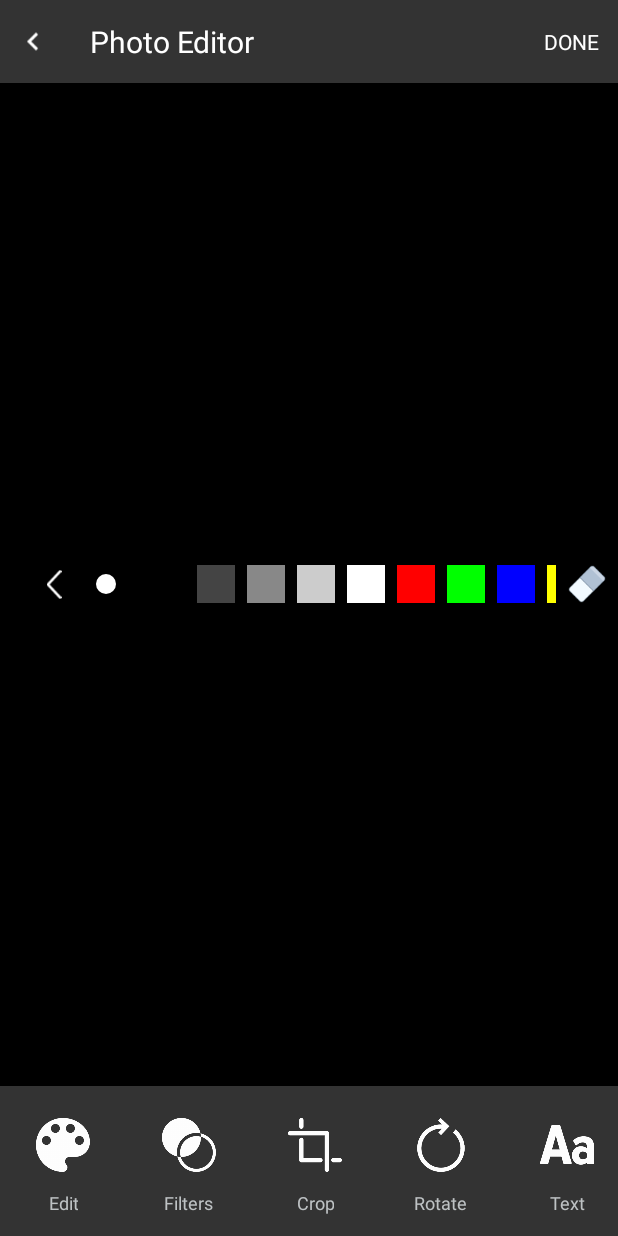
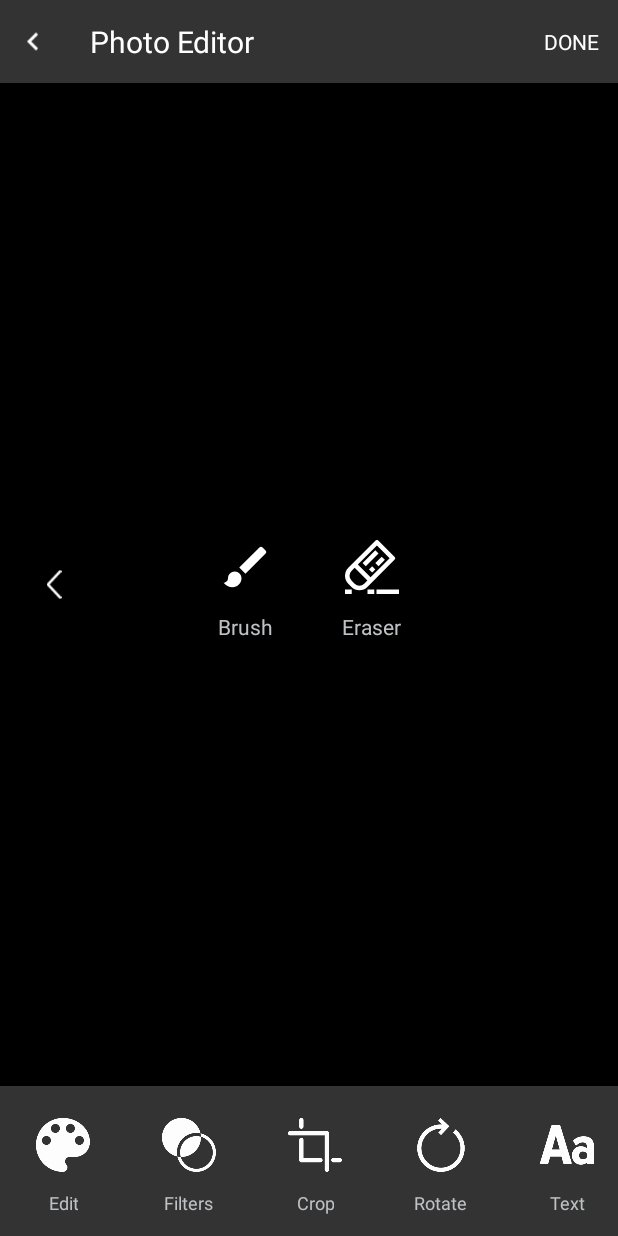
Before and after one commit to iamutkarshtiwari/Ananas, an Android app: the fragment PaintFragment placed in its activity, on a phone screen of 412 x 824 dp. Run offline under Robolectric (Android 15) with nearby library versions, the phone set to English and light mode, and no system bars; our stand-ins replace RxJava; libraries missing offline, so code that uses them is left out: com.theartofdev.edmodo; plain views replace CropImageView; 1 statement that could not run was skipped.

Commit message:
Brush config added

```diff
--- a/ananas/build.gradle
+++ b/ananas/build.gradle
@@ -43,6 +43,7 @@ dependencies {
     implementation "com.github.bumptech.glide:glide:${glide_version}"
     kapt "com.github.bumptech.glide:compiler:${glide_version}"
     implementation "androidx.core:core-ktx:${core_ktx_version}"
+    implementation "com.android.support.constraint:constraint-layout:${constraint_layout_version}"
 }
 repositories {
     mavenCentral()
--- a/ananas/src/main/java/iamutkarshtiwari/github/io/ananas/editimage/EditImageActivity.java
+++ b/ananas/src/main/java/iamutkarshtiwari/github/io/ananas/editimage/EditImageActivity.java
@@ -35,7 +35,7 @@ import iamutkarshtiwari.github.io.ananas.editimage.fragment.BeautyFragment;
 import iamutkarshtiwari.github.io.ananas.editimage.fragment.BrightnessFragment;
 import iamutkarshtiwari.github.io.ananas.editimage.fragment.FilterListFragment;
 import iamutkarshtiwari.github.io.ananas.editimage.fragment.MainMenuFragment;
-import iamutkarshtiwari.github.io.ananas.editimage.fragment.PaintFragment;
+import iamutkarshtiwari.github.io.ananas.editimage.fragment.paint.PaintFragment;
 import iamutkarshtiwari.github.io.ananas.editimage.fragment.RotateFragment;
 import iamutkarshtiwari.github.io.ananas.editimage.fragment.SaturationFragment;
 import iamutkarshtiwari.github.io.ananas.editimage.fragment.StickerFragment;
--- a/ananas/src/main/java/iamutkarshtiwari/github/io/ananas/editimage/adapter/ColorListAdapter.java
+++ /dev/null
@@ -1,81 +0,0 @@
-package iamutkarshtiwari.github.io.ananas.editimage.adapter;
-
-import android.view.LayoutInflater;
-import android.view.View;
-import android.view.ViewGroup;
-
-import androidx.annotation.NonNull;
-import androidx.recyclerview.widget.RecyclerView;
-import androidx.recyclerview.widget.RecyclerView.ViewHolder;
-import iamutkarshtiwari.github.io.ananas.R;
-import iamutkarshtiwari.github.io.ananas.editimage.adapter.viewholders.ColorViewHolder;
-import iamutkarshtiwari.github.io.ananas.editimage.adapter.viewholders.MoreViewHolder;
-import iamutkarshtiwari.github.io.ananas.editimage.interfaces.OnColorSelected;
-
-public class ColorListAdapter extends RecyclerView.Adapter<ViewHolder> {
-    private static final int TYPE_COLOR = 1;
-    private static final int TYPE_MORE = 2;
-
-    private int[] colorsData;
-    private OnColorSelected actionCallback;
-
-    public ColorListAdapter(int[] colors, OnColorSelected action) {
-        super();
-        this.colorsData = colors;
-        this.actionCallback = action;
-    }
-
-    @NonNull
-    @Override
-    public ViewHolder onCreateViewHolder(@NonNull ViewGroup parent, int viewType) {
-        View view;
-        ViewHolder viewHolder;
-        if (viewType == TYPE_COLOR) {
-            view = LayoutInflater.from(parent.getContext()).inflate(
-                    R.layout.view_color_panel, parent, false);
-            viewHolder = new ColorViewHolder(view);
-        } else {
-            view = LayoutInflater.from(parent.getContext())
-                    .inflate(R.layout.view_color_more_panel, parent, false);
-            viewHolder = new MoreViewHolder(view);
-        }
-        return viewHolder;
-    }
-
-    @Override
-    public void onBindViewHolder(@NonNull ViewHolder holder, int position) {
-        int type = getItemViewType(position);
-        if (type == TYPE_COLOR) {
-            onBindColorViewHolder((ColorViewHolder) holder, position);
-        } else if (type == TYPE_MORE) {
-            onBindColorMoreViewHolder((MoreViewHolder) holder, position);
-        }
-    }
-
-    @Override
-    public int getItemCount() {
-        return colorsData.length + 1;
-    }
-
-    @Override
-    public int getItemViewType(int position) {
-        return colorsData.length == position ? TYPE_MORE : TYPE_COLOR;
-    }
-
-    private void onBindColorViewHolder(final ColorViewHolder holder, final int position) {
-        holder.colorPanelView.setBackgroundColor(colorsData[position]);
-        holder.colorPanelView.setOnClickListener(v -> {
-            if (actionCallback != null) {
-                actionCallback.onColorSelected(position, colorsData[position]);
-            }
-        });
-    }
-
-    private void onBindColorMoreViewHolder(final MoreViewHolder holder, final int position) {
-        holder.moreButton.setOnClickListener(v -> {
-            if (actionCallback != null) {
-                actionCallback.onMoreSelected(position);
-            }
-        });
-    }
-}
--- a/ananas/src/main/java/iamutkarshtiwari/github/io/ananas/editimage/fragment/MainMenuFragment.java
+++ b/ananas/src/main/java/iamutkarshtiwari/github/io/ananas/editimage/fragment/MainMenuFragment.java
@@ -8,6 +8,7 @@ import android.view.ViewGroup;
 import iamutkarshtiwari.github.io.ananas.R;
 import iamutkarshtiwari.github.io.ananas.editimage.ModuleConfig;
 import iamutkarshtiwari.github.io.ananas.editimage.fragment.crop.CropFragment;
+import iamutkarshtiwari.github.io.ananas.editimage.fragment.paint.PaintFragment;
 
 
 public class MainMenuFragment extends BaseEditFragment implements View.OnClickListener {
--- a/ananas/src/main/java/iamutkarshtiwari/github/io/ananas/editimage/fragment/PaintFragment.java
+++ b/ananas/src/main/java/iamutkarshtiwari/github/io/ananas/editimage/fragment/paint/PaintFragment.java
@@ -1,71 +1,55 @@
-package iamutkarshtiwari.github.io.ananas.editimage.fragment;
+package iamutkarshtiwari.github.io.ananas.editimage.fragment.paint;
 
 import android.app.Dialog;
 import android.graphics.Bitmap;
 import android.graphics.Canvas;
 import android.graphics.Color;
 import android.graphics.Matrix;
-import android.graphics.drawable.BitmapDrawable;
 import android.os.Bundle;
-import android.view.Gravity;
 import android.view.LayoutInflater;
 import android.view.View;
 import android.view.ViewGroup;
-import android.widget.Button;
-import android.widget.ImageView;
-import android.widget.PopupWindow;
-import android.widget.SeekBar;
+import android.widget.LinearLayout;
 
 import androidx.annotation.NonNull;
-import androidx.recyclerview.widget.LinearLayoutManager;
-import androidx.recyclerview.widget.RecyclerView;
+
 import iamutkarshtiwari.github.io.ananas.BaseActivity;
 import iamutkarshtiwari.github.io.ananas.R;
 import iamutkarshtiwari.github.io.ananas.editimage.EditImageActivity;
 import iamutkarshtiwari.github.io.ananas.editimage.ModuleConfig;
-import iamutkarshtiwari.github.io.ananas.editimage.adapter.ColorListAdapter;
-import iamutkarshtiwari.github.io.ananas.editimage.interfaces.OnColorSelected;
-import iamutkarshtiwari.github.io.ananas.editimage.ui.ColorPicker;
+import iamutkarshtiwari.github.io.ananas.editimage.fragment.BaseEditFragment;
+import iamutkarshtiwari.github.io.ananas.editimage.fragment.MainMenuFragment;
 import iamutkarshtiwari.github.io.ananas.editimage.utils.Matrix3;
 import iamutkarshtiwari.github.io.ananas.editimage.view.CustomPaintView;
-import iamutkarshtiwari.github.io.ananas.editimage.view.PaintModeView;
 import io.reactivex.Single;
 import io.reactivex.android.schedulers.AndroidSchedulers;
 import io.reactivex.disposables.CompositeDisposable;
 import io.reactivex.disposables.Disposable;
 import io.reactivex.schedulers.Schedulers;
 
-public class PaintFragment extends BaseEditFragment implements View.OnClickListener, OnColorSelected {
+public class PaintFragment extends BaseEditFragment implements View.OnClickListener, BrushConfigDialog.Properties {
+
     public static final int INDEX = ModuleConfig.INDEX_PAINT;
     public static final String TAG = PaintFragment.class.getName();
 
+    private static final float MAX_PERCENT = 100;
+    private static final float MAX_ALPHA = 255;
+
     private View mainView;
 
-    public final int[] paintColors = {
-            Color.BLACK,
-            Color.DKGRAY,
-            Color.GRAY,
-            Color.LTGRAY,
-            Color.WHITE,
-            Color.RED,
-            Color.GREEN,
-            Color.BLUE,
-            Color.YELLOW,
-            Color.CYAN,
-            Color.MAGENTA
-    };
-    public boolean isEraser = false;
+    private boolean isEraser = false;
 
     private View backToMenu;
-    private View popView;
-    private PaintModeView paintModeView;
-    private RecyclerView colorListView;
     private CustomPaintView customPaintView;
-    private PopupWindow setStrokeWidthWindow;
-    private ColorPicker colorPicker;
-    private ImageView eraserView;
-    private SeekBar strokeWidthSeekBar;
+    private LinearLayout eraserView;
+    private LinearLayout brushView;
+
+    private BrushConfigDialog brushConfigDialog;
     private Dialog loadingDialog;
+
+    private float brushSize = MAX_PERCENT;
+    private float brushAlpha = MAX_ALPHA;
+    private int brushColor = Color.WHITE;
 
     private CompositeDisposable compositeDisposable = new CompositeDisposable();
 
@@ -88,41 +72,39 @@ public class PaintFragment extends BaseEditFragment implements View.OnClickListe
                 false);
         customPaintView = ensureEditActivity().findViewById(R.id.custom_paint_view);
         backToMenu = mainView.findViewById(R.id.back_to_main);
-        paintModeView = mainView.findViewById(R.id.paint_thumb);
-        colorListView = mainView.findViewById(R.id.paint_color_list);
-        eraserView = mainView.findViewById(R.id.paint_eraser);
+        eraserView = mainView.findViewById(R.id.eraser_btn);
+        brushView = mainView.findViewById(R.id.brush_btn);
+
+        brushConfigDialog = new BrushConfigDialog();
+
+        brushConfigDialog.setPropertiesChangeListener(this);
 
         backToMenu.setOnClickListener(this);
 
-        colorPicker = new ColorPicker(getActivity(), 255, 0, 0);
-        initColorListView();
-        paintModeView.setOnClickListener(this);
-
-        initStrokeWidthPopWindow();
-
-        eraserView.setOnClickListener(this);
+        setClickListeners();
         updateEraserView();
+        initStroke();
     }
 
-    private void initColorListView() {
-        colorListView.setHasFixedSize(false);
+    private void setClickListeners() {
+        brushView.setOnClickListener(this);
+        eraserView.setOnClickListener(this);
+    }
 
-        LinearLayoutManager stickerListLayoutManager = new LinearLayoutManager(activity);
-        stickerListLayoutManager.setOrientation(LinearLayoutManager.HORIZONTAL);
-
-        colorListView.setLayoutManager(stickerListLayoutManager);
-        ColorListAdapter colorListAdapter = new ColorListAdapter(paintColors, this);
-        colorListView.setAdapter(colorListAdapter);
+    private void initStroke() {
+        customPaintView.setWidth(MAX_PERCENT);
+        customPaintView.setColor(Color.WHITE);
+        customPaintView.setStrokeAlpha(MAX_ALPHA);
     }
 
     @Override
     public void onClick(View view) {
         if (view == backToMenu) {
             backToMain();
-        } else if (view == paintModeView) {
-            setStokeWidth();
         } else if (view == eraserView) {
             toggleEraserView();
+        } else if (view == brushView) {
+            brushConfigDialog.show(requireFragmentManager(), brushConfigDialog.getTag());
         }
     }
 
@@ -149,93 +131,12 @@ public class PaintFragment extends BaseEditFragment implements View.OnClickListe
         customPaintView.setVisibility(View.VISIBLE);
     }
 
-    @Override
-    public void onColorSelected(int position, int color) {
-        setPaintColor(color);
-    }
-
-    @Override
-    public void onMoreSelected(int position) {
-        colorPicker.show();
-        Button okColor = colorPicker.findViewById(R.id.okColorButton);
-        okColor.setOnClickListener(v -> {
-            setPaintColor(colorPicker.getColor());
-            colorPicker.dismiss();
-        });
-    }
-
-    protected void setPaintColor(final int paintColor) {
-        paintModeView.setPaintStrokeColor(paintColor);
-
-        updatePaintView();
-    }
-
-    private void updatePaintView() {
-        isEraser = false;
-        updateEraserView();
-
-        customPaintView.setColor(paintModeView.getStokenColor());
-        customPaintView.setWidth(paintModeView.getStokenWidth());
-    }
-
-    protected void setStokeWidth() {
-        if (popView.getMeasuredHeight() == 0) {
-            popView.measure(View.MeasureSpec.UNSPECIFIED, View.MeasureSpec.UNSPECIFIED);
-        }
-
-        strokeWidthSeekBar.setMax(paintModeView.getMeasuredHeight());
-        strokeWidthSeekBar.setProgress((int) paintModeView.getStokenWidth());
-        strokeWidthSeekBar.setOnSeekBarChangeListener(new SeekBar.OnSeekBarChangeListener() {
-            @Override
-            public void onProgressChanged(SeekBar seekBar, int progress, boolean fromUser) {
-                paintModeView.setPaintStrokeWidth(progress);
-                updatePaintView();
-            }
-
-            @Override
-            public void onStartTrackingTouch(SeekBar seekBar) {
-            }
-
-            @Override
-            public void onStopTrackingTouch(SeekBar seekBar) {
-            }
-        });
-
-        int[] locations = new int[2];
-        activity.bottomGallery.getLocationOnScreen(locations);
-        setStrokeWidthWindow.showAtLocation(activity.bottomGallery,
-                Gravity.NO_GRAVITY, 0, locations[1] - popView.getMeasuredHeight());
-    }
-
-    private void initStrokeWidthPopWindow() {
-        popView = LayoutInflater.from(activity).
-                inflate(R.layout.view_set_stoke_width, null);
-        setStrokeWidthWindow = new PopupWindow(
-                popView,
-                ViewGroup.LayoutParams.MATCH_PARENT,
-                ViewGroup.LayoutParams.WRAP_CONTENT
-        );
-
-        strokeWidthSeekBar = popView.findViewById(R.id.stoke_width_seekbar);
-
-        setStrokeWidthWindow.setFocusable(true);
-        setStrokeWidthWindow.setOutsideTouchable(true);
-        setStrokeWidthWindow.setBackgroundDrawable(new BitmapDrawable());
-        setStrokeWidthWindow.setAnimationStyle(R.style.popwin_anim_style);
-
-        paintModeView.setPaintStrokeColor(Color.WHITE);
-        paintModeView.setPaintStrokeWidth(20);
-
-        updatePaintView();
-    }
-
     private void toggleEraserView() {
         isEraser = !isEraser;
         updateEraserView();
     }
 
     private void updateEraserView() {
-        eraserView.setImageResource(isEraser ? R.drawable.eraser_seleced : R.drawable.eraser_normal);
         customPaintView.setEraser(isEraser);
     }
 
@@ -311,4 +212,28 @@ public class PaintFragment extends BaseEditFragment implements View.OnClickListe
         }
         canvas.restore();
     }
+
+    @Override
+    public void onColorChanged(int colorCode) {
+        brushColor = colorCode;
+        updateBrushParams();
+    }
+
+    @Override
+    public void onOpacityChanged(int opacity) {
+        brushAlpha = (opacity / MAX_PERCENT) * MAX_ALPHA;
+        updateBrushParams();
+    }
+
+    @Override
+    public void onBrushSizeChanged(int brushSize) {
+        this.brushSize = brushSize;
+        updateBrushParams();
+    }
+
+    private void updateBrushParams() {
+        customPaintView.setColor(brushColor);
+        customPaintView.setWidth(brushSize);
+        customPaintView.setStrokeAlpha(brushAlpha);
+    }
 }
--- a/ananas/src/main/java/iamutkarshtiwari/github/io/ananas/editimage/view/CustomPaintView.java
+++ b/ananas/src/main/java/iamutkarshtiwari/github/io/ananas/editimage/view/CustomPaintView.java
@@ -89,6 +89,10 @@ public class CustomPaintView extends View {
         this.mPaint.setStrokeWidth(width);
     }
 
+    public void setStrokeAlpha(float alpha) {
+        this.mPaint.setAlpha((int) alpha);
+    }
+
     @Override
     protected void onDraw(Canvas canvas) {
         super.onDraw(canvas);
--- /dev/null
+++ b/ananas/src/main/res/drawable/ic_brush_white_24dp.xml
@@ -0,0 +1,5 @@
+<vector android:height="24dp" android:tint="#FFFFFF"
+    android:viewportHeight="24.0" android:viewportWidth="24.0"
+    android:width="24dp" xmlns:android="http://schemas.android.com/apk/res/android">
+    <path android:fillColor="#FF000000" android:pathData="M7,14c-1.66,0 -3,1.34 -3,3 0,1.31 -1.16,2 -2,2 0.92,1.22 2.49,2 4,2 2.21,0 4,-1.79 4,-4 0,-1.66 -1.34,-3 -3,-3zM20.71,4.63l-1.34,-1.34c-0.39,-0.39 -1.02,-0.39 -1.41,0L9,12.25 11.75,15l8.96,-8.96c0.39,-0.39 0.39,-1.02 0,-1.41z"/>
+</vector>
--- /dev/null
+++ b/ananas/src/main/res/drawable/ic_eraser_1.xml
@@ -0,0 +1,27 @@
+<vector xmlns:android="http://schemas.android.com/apk/res/android"
+    android:width="512dp"
+    android:height="512dp"
+    android:viewportWidth="192"
+    android:viewportHeight="192">
+  <path
+      android:fillColor="#ffffff"
+      android:pathData="m175.765,59.23 l-56.565,-56.569a8,8 0,0 0,-11.314 0l-96.171,96.167a40.047,40.047 0,0 0,0 56.569l11.315,11.314a40,40 0,0 0,56.568 0l96.167,-96.166a8,8 0,0 0,0 -11.315zM68.284,155.4a24,24 0,0 1,-33.941 0l-11.314,-11.317a24.027,24.027 0,0 1,0 -33.94l11.314,-11.314 45.257,45.254zM90.912,132.77 L45.657,87.515 113.539,19.632 158.794,64.888z"/>
+  <path
+      android:fillColor="#ffffff"
+      android:pathData="m62.614,81.852l45.248,-45.248l11.313,11.313l-45.248,45.248z"/>
+  <path
+      android:fillColor="#ffffff"
+      android:pathData="m85.235,104.492l11.313,-11.313l11.311,11.311l-11.313,11.313z"/>
+  <path
+      android:fillColor="#ffffff"
+      android:pathData="m107.862,81.859l22.624,-22.624l11.312,11.312l-22.624,22.624z"/>
+  <path
+      android:fillColor="#ffffff"
+      android:pathData="m80,176h24v16h-24z"/>
+  <path
+      android:fillColor="#ffffff"
+      android:pathData="m0,176h24v16h-24z"/>
+  <path
+      android:fillColor="#ffffff"
+      android:pathData="m112,176h80v16h-80z"/>
+</vector>
--- a/ananas/src/main/res/layout/fragment_edit_paint.xml
+++ b/ananas/src/main/res/layout/fragment_edit_paint.xml
@@ -8,34 +8,43 @@
         android:layout_marginLeft="16dp"
         android:layout_height="wrap_content"
         android:layout_centerVertical="true"
+        android:layout_marginStart="16dp"
         android:src="@drawable/image_edit_back" />
 
-    <iamutkarshtiwari.github.io.ananas.editimage.view.PaintModeView
-        android:id="@+id/paint_thumb"
-        android:layout_width="30dp"
-        android:layout_height="30dp"
-        android:layout_toRightOf="@id/back_to_main"
-        android:layout_centerVertical="true"
-        android:layout_marginRight="8dp" />
-
-    <ImageView
-        android:id="@+id/paint_eraser"
-        android:layout_width="25dp"
-        android:layout_height="25dp"
-        android:layout_centerVertical="true"
-        android:layout_alignParentRight="true"
-        android:layout_margin="8dp"
-        android:src="@drawable/eraser_normal" />
-
-    <androidx.recyclerview.widget.RecyclerView
-        android:id="@+id/paint_color_list"
+    <LinearLayout
         android:layout_width="wrap_content"
         android:layout_height="wrap_content"
-        android:layout_toRightOf="@id/paint_thumb"
-        android:layout_toLeftOf="@id/paint_eraser"
-        android:layout_centerHorizontal="true"
-        android:layout_centerVertical="true"
-        android:overScrollMode="never"
-        android:scrollbars="none" />
+        android:layout_centerInParent="true"
+        android:orientation="horizontal">
+
+        <LinearLayout
+            android:id="@+id/brush_btn"
+            style="@style/option_style">
+
+            <ImageView
+                style="@style/icon_style"
+                android:layout_gravity="center"
+                android:src="@drawable/ic_brush_white_24dp" />
+
+            <TextView
+                style="@style/option_text_style"
+                android:text="@string/iamutkarshtiwari_github_io_ananas_brush" />
+        </LinearLayout>
+
+        <LinearLayout
+            android:id="@+id/eraser_btn"
+            style="@style/option_style">
+
+            <ImageView
+                style="@style/icon_style"
+                android:layout_gravity="center"
+                android:src="@drawable/ic_eraser_1" />
+
+            <TextView
+                style="@style/option_text_style"
+                android:text="@string/iamutkarshtiwari_github_io_ananas_eraser" />
+        </LinearLayout>
+
+    </LinearLayout>
 
 </RelativeLayout>
--- a/ananas/src/main/res/values/strings.xml
+++ b/ananas/src/main/res/values/strings.xml
@@ -10,6 +10,8 @@
     <string name="iamutkarshtiwari_github_io_ananas_crop">Crop</string>
     <string name="iamutkarshtiwari_github_io_ananas_rotate">Rotate</string>
     <string name="iamutkarshtiwari_github_io_ananas_text">Text</string>
+    <string name="iamutkarshtiwari_github_io_ananas_brush">Brush</string>
+    <string name="iamutkarshtiwari_github_io_ananas_eraser">Eraser</string>
     <string name="iamutkarshtiwari_github_io_ananas_edit">Edit</string>
     <string name="iamutkarshtiwari_github_io_ananas_brightness">Brightness</string>
     <string name="saturation">Saturation</string>
--- a/ananas/src/main/res/values/styles.xml
+++ b/ananas/src/main/res/values/styles.xml
@@ -18,7 +18,7 @@
         <item name="android:layout_marginLeft">2dp</item>
         <item name="android:layout_marginRight">2dp</item>
         <item name="android:layout_width">80dp</item>
-        <item name="android:layout_height">match_parent</item>
+        <item name="android:layout_height">wrap_content</item>
         <item name="android:orientation">vertical</item>
     </style>
 
--- a/gradle.properties
+++ b/gradle.properties
@@ -42,3 +42,4 @@ gradle_version=3.4.1
 maven_plugin_version=2.1
 kotlin_gradle_plugin_version=1.3.21
 core_ktx_version=1.2.0-alpha02
+constraint_layout_version=1.1.3
```
Also changed, not shown: ananas/src/main/java/iamutkarshtiwari/github/io/ananas/editimage/fragment/paint/BrushConfigDialog.java (added, +96 -0 lines), ananas/src/main/res/layout/fragment_paint_feature.xml (added, +78 -0 lines), ananas/src/main/res/drawable-xhdpi/eraser_normal.png (deleted), ananas/src/main/res/drawable-xhdpi/eraser_seleced.png (deleted), 1 other file.
